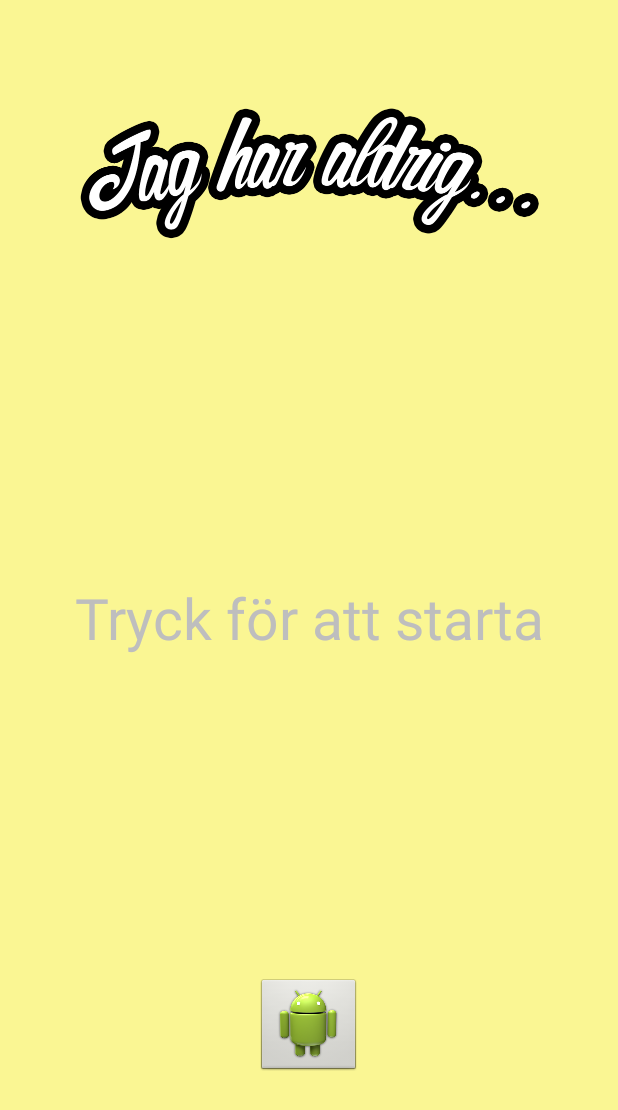
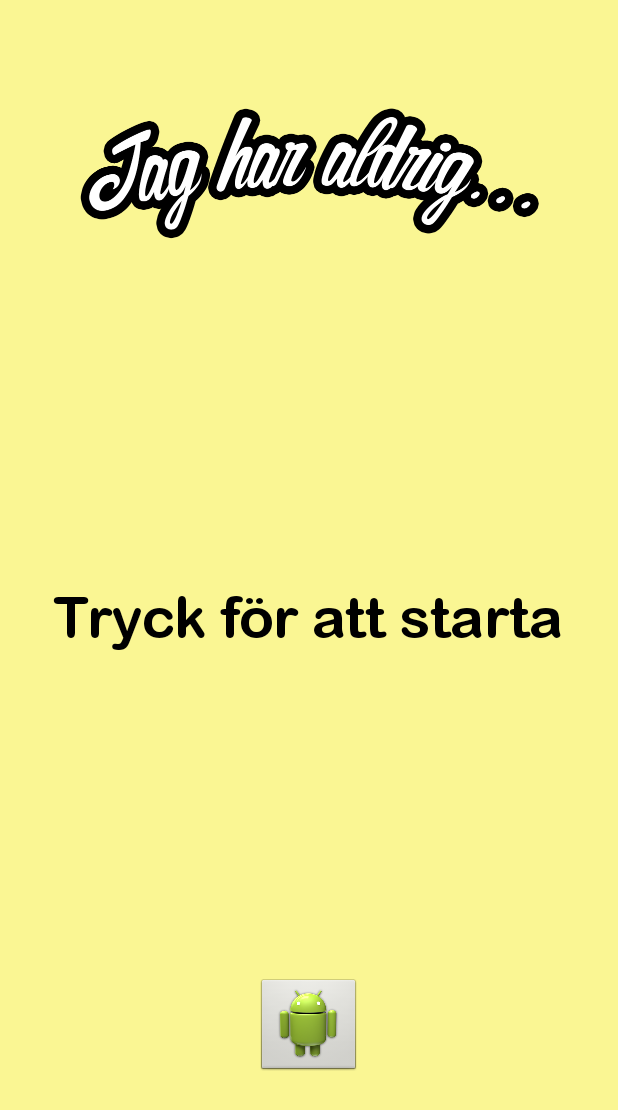
Before and after one commit to AdamSoderstrom1337/JagHarAldrig, an Android app: the runActivity screen opened directly, with no data from a screen before it, on a phone screen of 412 x 824 dp. Shown: the top 1110 px of the screen. Run offline under Robolectric (Android 15) with nearby library versions, the phone set to English and light mode, and no system bars.

Commit message:
Ändrat font

```diff
--- a/app/src/main/assets/JagHarAldrig.txt
+++ b/app/src/main/assets/JagHarAldrig.txt
@@ -9,4 +9,4 @@ fuskat på ett prov
 tjuvåkt på bussen/tåget
 fuskat på det här spelet
 fått fortkörningsböter
-Sjungit i badet
+sjungit i badet
--- a/app/src/main/java/com/example/adamsoderstrom/jagharaldrig/runActivity.java
+++ b/app/src/main/java/com/example/adamsoderstrom/jagharaldrig/runActivity.java
@@ -1,6 +1,7 @@
 package com.example.adamsoderstrom.jagharaldrig;
 
 import android.app.Activity;
+import android.graphics.Typeface;
 import android.os.Bundle;
 import android.view.Menu;
 import android.view.MenuItem;
@@ -20,6 +21,10 @@ public class runActivity extends Activity {
     protected void onCreate(Bundle savedInstanceState) {
         super.onCreate(savedInstanceState);
         setContentView(R.layout.activity_run);
+
+        Typeface tf = Typeface.createFromAsset(getAssets(), "Arial MT Bold.ttf");
+        TextView statement = (TextView) findViewById(R.id.statementText);
+        statement.setTypeface(tf);
 
         //Holds all statments
         final Vector<String> statementVec = new Vector<String>();
--- a/app/src/main/res/layout/activity_run.xml
+++ b/app/src/main/res/layout/activity_run.xml
@@ -12,7 +12,8 @@
     <TextView
         android:layout_width="wrap_content"
         android:layout_height="wrap_content"
-        android:text="..."
+        android:text="ASDF"
+        android:textColor="#000000"
         android:textSize="38sp"
         android:gravity="center"
         android:id="@+id/statementText"
```
Also changed, not shown: app/src/main/assets/Arial MT Bold.ttf (added).
